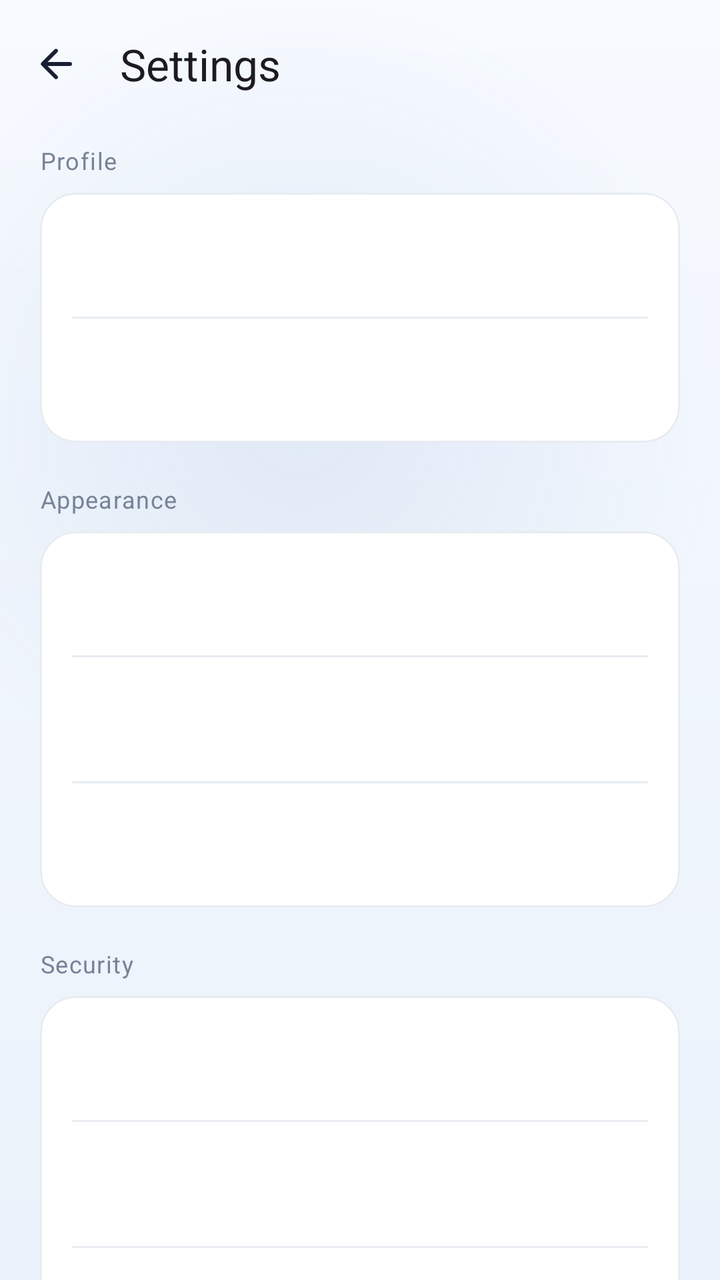
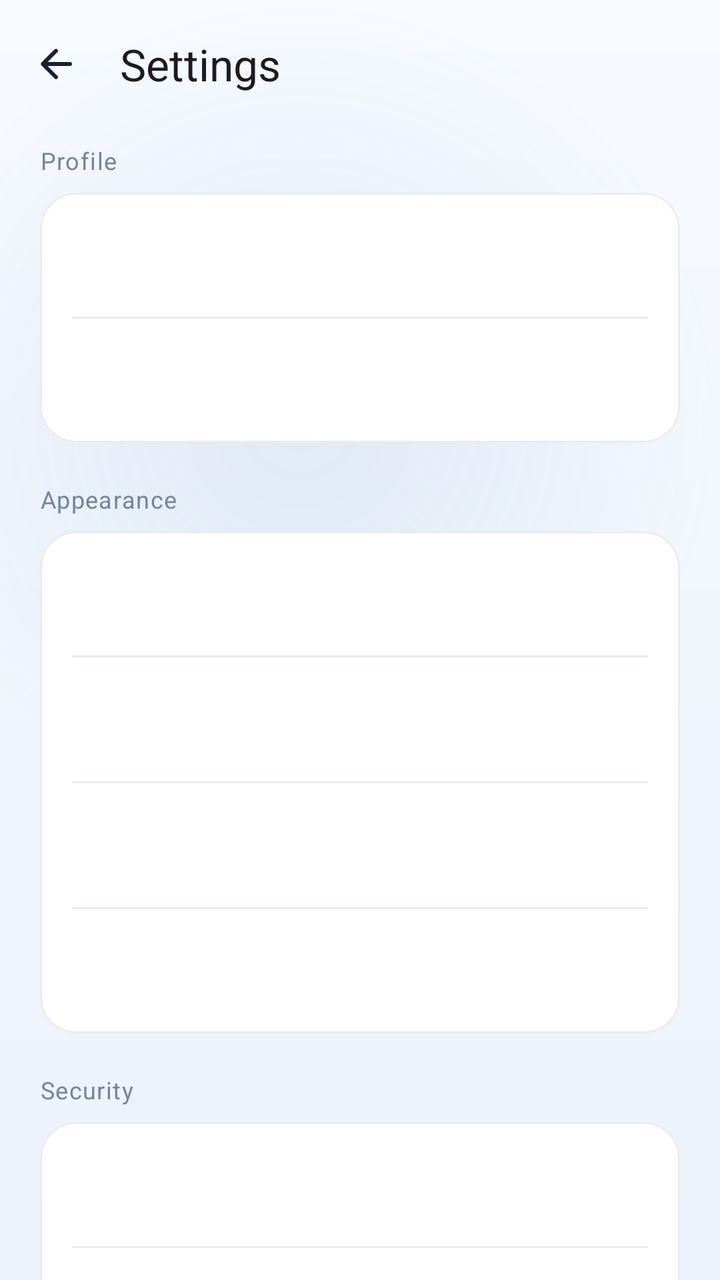

An Android layout rendered at two revisions. The XML below is the earlier revision; the diff shows what the commit changed to produce the second picture.
<!-- AndroidManifest.xml: application theme Theme.FinanceManager -->
<!-- res/layout/fragment_settings.xml -->
<?xml version="1.0" encoding="utf-8"?>
<LinearLayout xmlns:android="http://schemas.android.com/apk/res/android"
    xmlns:app="http://schemas.android.com/apk/res-auto"
    android:layout_width="match_parent"
    android:layout_height="match_parent"
    android:background="@android:color/transparent"
    android:orientation="vertical">

    <com.google.android.material.appbar.MaterialToolbar
        android:id="@+id/toolbar"
        android:layout_width="match_parent"
        android:layout_height="?attr/actionBarSize"
        android:background="@android:color/transparent"
        app:navigationIcon="@drawable/ic_arrow_back"
        app:title="@string/settings"
        app:titleTextAppearance="@style/TextAppearance.Material3.TitleLarge" />

    <androidx.core.widget.NestedScrollView
        android:layout_width="match_parent"
        android:layout_height="0dp"
        android:layout_weight="1"
        android:clipToPadding="false"
        android:paddingHorizontal="20dp"
        android:paddingBottom="40dp">

        <LinearLayout
            android:layout_width="match_parent"
            android:layout_height="wrap_content"
            android:orientation="vertical">

            <TextView
                style="@style/Widget.Finance.SectionLabel"
                android:layout_width="match_parent"
                android:layout_height="wrap_content"
                android:layout_marginTop="8dp"
                android:text="@string/profile" />

            <com.google.android.material.card.MaterialCardView
                style="@style/Widget.Finance.Card.Outlined"
                android:layout_width="match_parent"
                android:layout_height="wrap_content"
                android:layout_marginTop="8dp"
                app:cardCornerRadius="18dp">

                <LinearLayout
                    android:layout_width="match_parent"
                    android:layout_height="wrap_content"
                    android:orientation="vertical">

                    <include
                        android:id="@+id/name_row"
                        layout="@layout/item_setting"
                        android:layout_width="match_parent"
                        android:layout_height="wrap_content" />

                    <View
                        android:layout_width="match_parent"
                        android:layout_height="1dp"
                        android:layout_marginHorizontal="16dp"
                        android:background="?attr/colorOutlineVariant" />

                    <include
                        android:id="@+id/currency_row"
                        layout="@layout/item_setting"
                        android:layout_width="match_parent"
                        android:layout_height="wrap_content" />
                </LinearLayout>
            </com.google.android.material.card.MaterialCardView>

            <TextView
                style="@style/Widget.Finance.SectionLabel"
                android:layout_width="match_parent"
                android:layout_height="wrap_content"
                android:layout_marginTop="20dp"
                android:text="@string/appearance" />

            <com.google.android.material.card.MaterialCardView
                style="@style/Widget.Finance.Card.Outlined"
                android:layout_width="match_parent"
                android:layout_height="wrap_content"
                android:layout_marginTop="8dp"
                app:cardCornerRadius="18dp">

                <LinearLayout
                    android:layout_width="match_parent"
                    android:layout_height="wrap_content"
                    android:orientation="vertical">

                    <include
                        android:id="@+id/language_row"
                        layout="@layout/item_setting"
                        android:layout_width="match_parent"
                        android:layout_height="wrap_content" />

                    <View
                        android:layout_width="match_parent"
                        android:layout_height="1dp"
                        android:layout_marginHorizontal="16dp"
                        android:background="?attr/colorOutlineVariant" />

                    <include
                        android:id="@+id/theme_row"
                        layout="@layout/item_setting"
                        android:layout_width="match_parent"
                        android:layout_height="wrap_content" />

                    <View
                        android:layout_width="match_parent"
                        android:layout_height="1dp"
                        android:layout_marginHorizontal="16dp"
                        android:background="?attr/colorOutlineVariant" />

                    <include
                        android:id="@+id/hide_balance_row"
                        layout="@layout/item_setting"
                        android:layout_width="match_parent"
                        android:layout_height="wrap_content" />
                </LinearLayout>
            </com.google.android.material.card.MaterialCardView>

            <TextView
                style="@style/Widget.Finance.SectionLabel"
                android:layout_width="match_parent"
                android:layout_height="wrap_content"
                android:layout_marginTop="20dp"
                android:text="@string/security" />

            <com.google.android.material.card.MaterialCardView
                style="@style/Widget.Finance.Card.Outlined"
                android:layout_width="match_parent"
                android:layout_height="wrap_content"
                android:layout_marginTop="8dp"
                app:cardCornerRadius="18dp">

                <LinearLayout
                    android:layout_width="match_parent"
                    android:layout_height="wrap_content"
                    android:orientation="vertical">

                    <include
                        android:id="@+id/app_lock_row"
                        layout="@layout/item_setting"
                        android:layout_width="match_parent"
                        android:layout_height="wrap_content" />

                    <View
                        android:id="@+id/divider_change_pin"
                        android:layout_width="match_parent"
                        android:layout_height="1dp"
                        android:layout_marginHorizontal="16dp"
                        android:background="?attr/colorOutlineVariant" />

                    <include
                        android:id="@+id/change_pin_row"
                        layout="@layout/item_setting"
                        android:layout_width="match_parent"
                        android:layout_height="wrap_content" />

                    <View
                        android:layout_width="match_parent"
                        android:layout_height="1dp"
                        android:layout_marginHorizontal="16dp"
                        android:background="?attr/colorOutlineVariant" />

                    <include
                        android:id="@+id/biometric_row"
                        layout="@layout/item_setting"
                        android:layout_width="match_parent"
                        android:layout_height="wrap_content" />

                    <View
                        android:layout_width="match_parent"
                        android:layout_height="1dp"
                        android:layout_marginHorizontal="16dp"
                        android:background="?attr/colorOutlineVariant" />

                    <include
                        android:id="@+id/auto_lock_row"
                        layout="@layout/item_setting"
                        android:layout_width="match_parent"
                        android:layout_height="wrap_content" />

                    <View
                        android:layout_width="match_parent"
                        android:layout_height="1dp"
                        android:layout_marginHorizontal="16dp"
                        android:background="?attr/colorOutlineVariant" />

                    <include
                        android:id="@+id/block_screenshots_row"
                        layout="@layout/item_setting"
                        android:layout_width="match_parent"
                        android:layout_height="wrap_content" />
                </LinearLayout>
            </com.google.android.material.card.MaterialCardView>

            <TextView
                style="@style/Widget.Finance.SectionLabel"
                android:layout_width="match_parent"
                android:layout_height="wrap_content"
                android:layout_marginTop="20dp"
                android:text="@string/notifications" />

            <com.google.android.material.card.MaterialCardView
                style="@style/Widget.Finance.Card.Outlined"
                android:layout_width="match_parent"
                android:layout_height="wrap_content"
                android:layout_marginTop="8dp"
                app:cardCornerRadius="18dp">

                <LinearLayout
                    android:layout_width="match_parent"
                    android:layout_height="wrap_content"
                    android:orientation="vertical">

                    <include
                        android:id="@+id/notif_budget_row"
                        layout="@layout/item_setting"
                        android:layout_width="match_parent"
                        android:layout_height="wrap_content" />

                    <View
                        android:layout_width="match_parent"
                        android:layout_height="1dp"
                        android:layout_marginHorizontal="16dp"
                        android:background="?attr/colorOutlineVariant" />

                    <include
                        android:id="@+id/notif_recurring_row"
                        layout="@layout/item_setting"
                        android:layout_width="match_parent"
                        android:layout_height="wrap_content" />

                    <View
                        android:layout_width="match_parent"
                        android:layout_height="1dp"
                        android:layout_marginHorizontal="16dp"
                        android:background="?attr/colorOutlineVariant" />

                    <include
                        android:id="@+id/notif_savings_row"
                        layout="@layout/item_setting"
                        android:layout_width="match_parent"
                        android:layout_height="wrap_content" />

                    <View
                        android:layout_width="match_parent"
                        android:layout_height="1dp"
                        android:layout_marginHorizontal="16dp"
                        android:background="?attr/colorOutlineVariant" />

                    <include
                        android:id="@+id/notif_monthly_row"
                        layout="@layout/item_setting"
                        android:layout_width="match_parent"
                        android:layout_height="wrap_content" />
                </LinearLayout>
            </com.google.android.material.card.MaterialCardView>

            <TextView
                style="@style/Widget.Finance.SectionLabel"
                android:layout_width="match_parent"
                android:layout_height="wrap_content"
                android:layout_marginTop="20dp"
                android:text="@string/data_management" />

            <com.google.android.material.card.MaterialCardView
                style="@style/Widget.Finance.Card.Outlined"
                android:layout_width="match_parent"
                android:layout_height="wrap_content"
                android:layout_marginTop="8dp"
                app:cardCornerRadius="18dp">

                <LinearLayout
                    android:layout_width="match_parent"
                    android:layout_height="wrap_content"
                    android:orientation="vertical">

                    <include
                        android:id="@+id/data_row"
                        layout="@layout/item_setting"
                        android:layout_width="match_parent"
                        android:layout_height="wrap_content" />

                    <View
                        android:layout_width="match_parent"
                        android:layout_height="1dp"
                        android:layout_marginHorizontal="16dp"
                        android:background="?attr/colorOutlineVariant" />

                    <include
                        android:id="@+id/clear_row"
                        layout="@layout/item_setting"
                        android:layout_width="match_parent"
                        android:layout_height="wrap_content" />

                    <View
                        android:layout_width="match_parent"
                        android:layout_height="1dp"
                        android:layout_marginHorizontal="16dp"
                        android:background="?attr/colorOutlineVariant" />

                    <include
                        android:id="@+id/about_row"
                        layout="@layout/item_setting"
                        android:layout_width="match_parent"
                        android:layout_height="wrap_content" />
                </LinearLayout>
            </com.google.android.material.card.MaterialCardView>

            <TextView
                android:layout_width="match_parent"
                android:layout_height="wrap_content"
                android:layout_marginTop="20dp"
                android:gravity="center"
                android:text="@string/currency_note"
                android:textColor="?attr/colorOnSurfaceVariant"
                android:textSize="11sp" />
        </LinearLayout>
    </androidx.core.widget.NestedScrollView>
</LinearLayout>
<!-- res/layout/item_setting.xml (included above) -->
<?xml version="1.0" encoding="utf-8"?>
<LinearLayout xmlns:android="http://schemas.android.com/apk/res/android"
    xmlns:app="http://schemas.android.com/apk/res-auto"
    android:layout_width="match_parent"
    android:layout_height="wrap_content"
    android:background="?attr/selectableItemBackground"
    android:gravity="center_vertical"
    android:minHeight="62dp"
    android:orientation="horizontal"
    android:paddingHorizontal="16dp"
    android:paddingVertical="10dp">

    <LinearLayout
        android:layout_width="0dp"
        android:layout_height="wrap_content"
        android:layout_weight="1"
        android:orientation="vertical">

        <TextView
            android:id="@+id/title"
            android:layout_width="match_parent"
            android:layout_height="wrap_content"
            android:textColor="?attr/colorOnSurface"
            android:textSize="14sp" />

        <TextView
            android:id="@+id/subtitle"
            android:layout_width="match_parent"
            android:layout_height="wrap_content"
            android:layout_marginTop="2dp"
            android:textColor="?attr/colorOnSurfaceVariant"
            android:textSize="11sp"
            android:visibility="gone" />
    </LinearLayout>

    <TextView
        android:id="@+id/value"
        android:layout_width="wrap_content"
        android:layout_height="wrap_content"
        android:layout_marginStart="12dp"
        android:maxWidth="180dp"
        android:ellipsize="end"
        android:maxLines="1"
        android:textColor="?attr/colorOnSurfaceVariant"
        android:textSize="13sp"
        android:visibility="gone" />

    <com.google.android.material.materialswitch.MaterialSwitch
        android:id="@+id/switch_widget"
        android:layout_width="wrap_content"
        android:layout_height="wrap_content"
        android:layout_marginStart="8dp"
        android:visibility="gone" />

    <ImageView
        android:id="@+id/chevron"
        android:layout_width="18dp"
        android:layout_height="18dp"
        android:layout_marginStart="8dp"
        android:importantForAccessibility="no"
        android:src="@drawable/ic_chevron_right"
        android:visibility="gone"
        app:tint="?attr/colorOnSurfaceVariant" />
</LinearLayout>
<!-- resources referenced by this layout -->
<resources>
  <string name="appearance">Appearance</string>
  <string name="profile">Profile</string>
  <string name="security">Security</string>
  <string name="settings">Settings</string>
  <style name="Theme.FinanceManager" parent="Theme.Material3.Light.NoActionBar">
          <item name="colorPrimary">@color/primary</item>
          <item name="colorOnPrimary">@color/on_primary</item>
          <item name="colorPrimaryContainer">@color/primary_container</item>
          <item name="colorOnPrimaryContainer">@color/on_primary_container</item>
          <item name="colorSecondary">@color/secondary</item>
          <item name="colorSecondaryContainer">@color/secondary_container</item>
          <item name="colorSurface">@color/surface</item>
          <item name="colorOnSurface">@color/text_primary</item>
          <item name="colorOnSurfaceVariant">@color/text_secondary</item>
          <item name="colorSurfaceVariant">@color/surface_variant</item>
          <item name="colorOutline">@color/divider</item>
          <item name="colorOutlineVariant">@color/divider</item>
          <item name="colorError">@color/expense</item>
          <item name="android:colorBackground">@color/background</item>
          <item name="android:windowBackground">@drawable/bg_app_gradient</item>
          <item name="colorSurfaceContainer">@color/surface</item>
          <item name="colorSurfaceContainerLow">@color/surface</item>
          <item name="colorSurfaceContainerHigh">@color/surface</item>
          <item name="android:statusBarColor">@android:color/transparent</item>
          <item name="android:navigationBarColor">@android:color/transparent</item>
          <item name="android:windowLightStatusBar">true</item>
          <item name="android:windowLightNavigationBar">true</item>
          <item name="materialCardViewStyle">@style/Widget.Finance.Card</item>
          <item name="materialButtonStyle">@style/Widget.Finance.Button</item>
          <item name="textInputStyle">@style/Widget.Finance.TextInputLayout</item>
          <item name="bottomNavigationStyle">@style/Widget.Finance.BottomNav</item>
      </style>
  <dimen name="card_radius">20dp</dimen>
  <color name="primary">#2E75D4</color>
  <color name="on_primary">#FFFFFF</color>
  <color name="primary_container">#DDEBFC</color>
  <color name="secondary">#5A87C0</color>
  <color name="surface">#FFFFFF</color>
  <color name="text_primary">#172033</color>
  <color name="text_secondary">#778397</color>
  <color name="surface_variant">#EDF1F7</color>
  <color name="divider">#E8ECF2</color>
  <color name="expense">#E05252</color>
  <color name="background">#F6F8FB</color>
  <!-- drawable bg_app_gradient (drawable) -->
  <?xml version="1.0" encoding="utf-8"?>
  <layer-list xmlns:android="http://schemas.android.com/apk/res/android">
  
      <item>
          <shape android:shape="rectangle">
              <gradient
                  android:angle="270"
                  android:endColor="@color/app_gradient_end"
                  android:startColor="@color/app_gradient_start" />
          </shape>
      </item>
  
      <item
          android:gravity="top|right"
          android:width="420dp"
          android:height="420dp">
          <shape android:shape="oval">
              <gradient
                  android:centerX="0.5"
                  android:centerY="0.5"
                  android:endColor="@android:color/transparent"
                  android:gradientRadius="210dp"
                  android:startColor="@color/app_gradient_glow"
                  android:type="radial" />
          </shape>
      </item>
  
  </layer-list>
  <color name="app_gradient_end">#EBF2FB</color>
  <dimen name="button_height">52dp</dimen>
  <color name="nav_glass_fill">#E6FFFFFF</color>
  <color name="nav_glass_stroke">#1A2E75D4</color>
  <!-- unchanged entries left out for length: 18 -->
</resources>

<!-- the commit's change to res/layout/fragment_settings.xml (unified diff, before → after) -->
@@ -100,6 +100,18 @@
 
                     <include
                         android:id="@+id/theme_row"
+                        layout="@layout/item_setting"
+                        android:layout_width="match_parent"
+                        android:layout_height="wrap_content" />
+
+                    <View
+                        android:layout_width="match_parent"
+                        android:layout_height="1dp"
+                        android:layout_marginHorizontal="16dp"
+                        android:background="?attr/colorOutlineVariant" />
+
+                    <include
+                        android:id="@+id/accent_row"
                         layout="@layout/item_setting"
                         android:layout_width="match_parent"
                         android:layout_height="wrap_content" />
<!-- resource entries referenced after the edit -->
@@ -31,6 +31,9 @@
           <item name="materialButtonStyle">@style/Widget.Finance.Button</item>
           <item name="textInputStyle">@style/Widget.Finance.TextInputLayout</item>
           <item name="bottomNavigationStyle">@style/Widget.Finance.BottomNav</item>
+          <item name="balanceCardStart">@color/balance_card_start</item>
+          <item name="balanceCardEnd">@color/balance_card_end</item>
+          <item name="appGlow">@color/app_gradient_glow</item>
       </style>
   <dimen name="card_radius">20dp</dimen>
   <color name="primary">#2E75D4</color>
@@ -67,12 +70,14 @@
                   android:centerY="0.5"
                   android:endColor="@android:color/transparent"
                   android:gradientRadius="210dp"
-                  android:startColor="@color/app_gradient_glow"
+                  android:startColor="?attr/appGlow"
                   android:type="radial" />
           </shape>
       </item>
   
   </layer-list>
+  <color name="balance_card_start">#2E75D4</color>
+  <color name="balance_card_end">#1D4E9E</color>
   <color name="app_gradient_end">#EBF2FB</color>
   <dimen name="button_height">52dp</dimen>
   <color name="nav_glass_fill">#E6FFFFFF</color>
